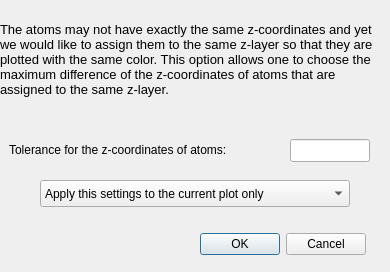
First picture: the form in ui/dztolerance.ui, repository dmt4/ddplot, before the edit.
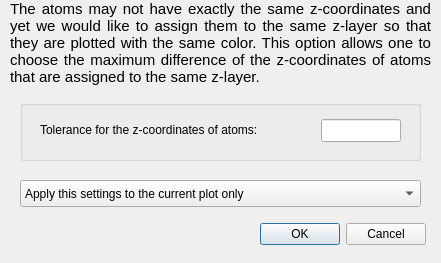
Second picture: the form after the edit.

```diff
--- a/ui/dztolerance.ui
+++ b/ui/dztolerance.ui
@@ -6,30 +6,20 @@
    <rect>
     <x>0</x>
     <y>0</y>
-    <width>390</width>
-    <height>272</height>
+    <width>441</width>
+    <height>263</height>
    </rect>
   </property>
   <property name="windowTitle">
    <string>Scale atomic positions</string>
   </property>
-  <widget class="QLineEdit" name="zTolerance">
-   <property name="geometry">
-    <rect>
-     <x>290</x>
-     <y>139</y>
-     <width>80</width>
-     <height>23</height>
-    </rect>
-   </property>
-  </widget>
   <widget class="QLabel" name="textLabel6">
    <property name="geometry">
     <rect>
-     <x>0</x>
+     <x>10</x>
      <y>0</y>
-     <width>390</width>
-     <height>120</height>
+     <width>421</width>
+     <height>101</height>
     </rect>
    </property>
    <property name="frameShape">
@@ -42,14 +32,14 @@
     <string>&lt;!DOCTYPE HTML PUBLIC &quot;-//W3C//DTD HTML 4.0//EN&quot; &quot;http://www.w3.org/TR/REC-html40/strict.dtd&quot;&gt;
 &lt;html&gt;&lt;head&gt;&lt;meta name=&quot;qrichtext&quot; content=&quot;1&quot; /&gt;&lt;style type=&quot;text/css&quot;&gt;
 p, li { white-space: pre-wrap; }
-&lt;/style&gt;&lt;/head&gt;&lt;body style=&quot; font-family:'Sans'; font-size:10pt; font-weight:400; font-style:normal;&quot;&gt;
-&lt;p style=&quot; margin-top:0px; margin-bottom:0px; margin-left:0px; margin-right:0px; -qt-block-indent:0; text-indent:0px;&quot;&gt;The atoms may not have exactly the same z-coordinates and yet we would like to assign them to the same z-layer so that they are plotted with the same color. This option allows one to choose the maximum difference of the z-coordinates of atoms that are assigned to the same z-layer.&lt;/p&gt;&lt;/body&gt;&lt;/html&gt;</string>
+&lt;/style&gt;&lt;/head&gt;&lt;body style=&quot; font-family:'Ubuntu'; font-size:11pt; font-weight:400; font-style:normal;&quot;&gt;
+&lt;p align=&quot;justify&quot; style=&quot; margin-top:0px; margin-bottom:0px; margin-left:0px; margin-right:0px; -qt-block-indent:0; text-indent:0px;&quot;&gt;The atoms may not have exactly the same z-coordinates and yet we would like to assign them to the same z-layer so that they are plotted with the same color. This option allows one to choose the maximum difference of the z-coordinates of atoms that are assigned to the same z-layer.&lt;/p&gt;&lt;/body&gt;&lt;/html&gt;</string>
    </property>
    <property name="textFormat">
     <enum>Qt::RichText</enum>
    </property>
    <property name="alignment">
-    <set>Qt::AlignVCenter</set>
+    <set>Qt::AlignLeading|Qt::AlignLeft|Qt::AlignTop</set>
    </property>
    <property name="wordWrap">
     <bool>true</bool>
@@ -61,9 +51,9 @@
   <widget class="QComboBox" name="applyHow">
    <property name="geometry">
     <rect>
-     <x>40</x>
+     <x>20</x>
      <y>180</y>
-     <width>310</width>
+     <width>401</width>
      <height>27</height>
     </rect>
    </property>
@@ -78,27 +68,11 @@
     </property>
    </item>
   </widget>
-  <widget class="QLabel" name="textLabel1">
-   <property name="geometry">
-    <rect>
-     <x>9</x>
-     <y>140</y>
-     <width>281</width>
-     <height>20</height>
-    </rect>
-   </property>
-   <property name="text">
-    <string>Tolerance for the z-coordinates of atoms:</string>
-   </property>
-   <property name="wordWrap">
-    <bool>false</bool>
-   </property>
-  </widget>
   <widget class="QDialogButtonBox" name="buttonBox">
    <property name="geometry">
     <rect>
-     <x>190</x>
-     <y>230</y>
+     <x>250</x>
+     <y>220</y>
      <width>176</width>
      <height>28</height>
     </rect>
@@ -107,6 +81,45 @@
     <set>QDialogButtonBox::Cancel|QDialogButtonBox::Ok</set>
    </property>
   </widget>
+  <widget class="QGroupBox" name="groupBox">
+   <property name="geometry">
+    <rect>
+     <x>20</x>
+     <y>100</y>
+     <width>401</width>
+     <height>61</height>
+    </rect>
+   </property>
+   <property name="title">
+    <string/>
+   </property>
+   <widget class="QLabel" name="textLabel1">
+    <property name="geometry">
+     <rect>
+      <x>20</x>
+      <y>20</y>
+      <width>281</width>
+      <height>20</height>
+     </rect>
+    </property>
+    <property name="text">
+     <string>Tolerance for the z-coordinates of atoms:</string>
+    </property>
+    <property name="wordWrap">
+     <bool>false</bool>
+    </property>
+   </widget>
+   <widget class="QLineEdit" name="zTolerance">
+    <property name="geometry">
+     <rect>
+      <x>301</x>
+      <y>19</y>
+      <width>80</width>
+      <height>23</height>
+     </rect>
+    </property>
+   </widget>
+  </widget>
  </widget>
  <layoutdefault spacing="6" margin="11"/>
  <pixmapfunction>qPixmapFromMimeSource</pixmapfunction>
```
